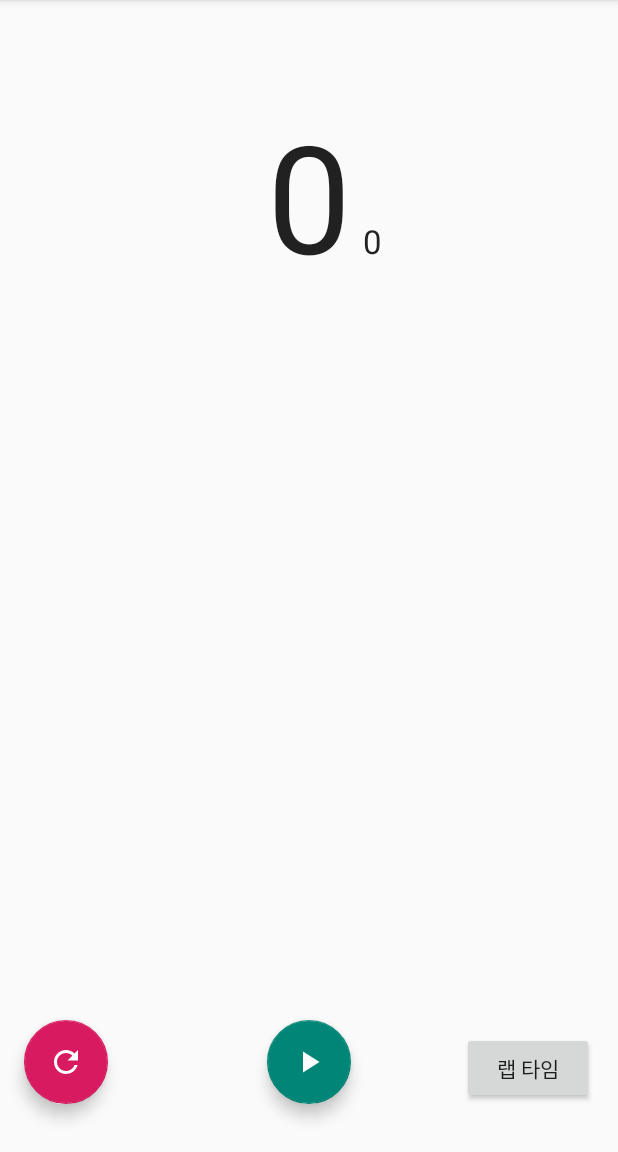
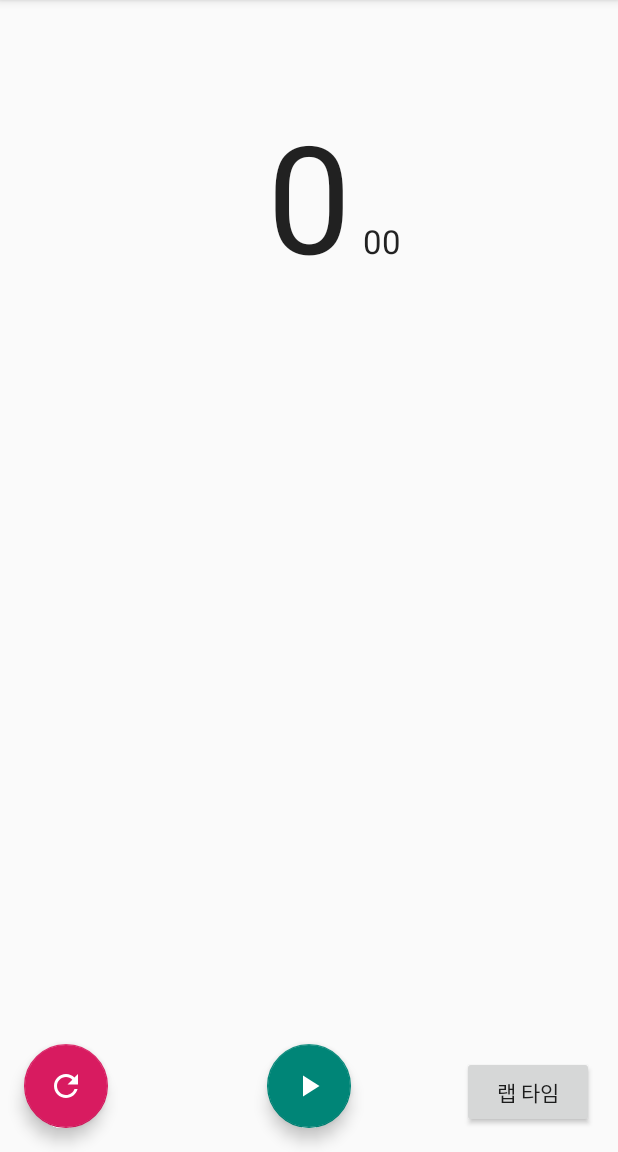
Before and after one commit to junsuk5/kotlin-android, an Android app: the screen it shows after launch (MainActivity), after a tap on an icon or button, on a phone screen of 412 x 824 dp, the part 84-1236 px from its top. Run offline under Robolectric (Android 15) with nearby library versions, the phone set to English and light mode, and no system bars; 1 other tap on this screen came first.

Commit message:
스톱워치 예제 수정

```diff
--- a/StopWatch/app/build.gradle
+++ b/StopWatch/app/build.gradle
@@ -25,8 +25,10 @@
 }
 
 dependencies {
+    implementation "org.jetbrains.anko:anko-commons:$anko_version"
+
     implementation fileTree(dir: 'libs', include: ['*.jar'])
-    implementation"org.jetbrains.kotlin:kotlin-stdlib-jdk7:$kotlin_version"
+    implementation "org.jetbrains.kotlin:kotlin-stdlib-jdk7:$kotlin_version"
     implementation 'com.android.support:appcompat-v7:27.1.1'
     implementation 'com.android.support.constraint:constraint-layout:1.1.0'
     implementation 'android.arch.lifecycle:extensions:1.1.1'
--- a/StopWatch/app/src/main/java/com/example/stopwatch/MainActivity.kt
+++ b/StopWatch/app/src/main/java/com/example/stopwatch/MainActivity.kt
@@ -48,20 +48,24 @@
 
         timerTask = timer(period = 10) {
             time++
+            val sec = time / 100
+            val milli = time % 100
             runOnUiThread {
-                hmTextView.text = "${time / 100}"
-                msTextView.text = "${time % 100}"
+                secTextView.text = "$sec"
+                milliTextView.text = "$milli"
             }
         }
     }
 
     private fun reset() {
         timerTask?.cancel()
+
+        // 모든 변수 초기화
         time = 0
         isRunning = false
         fab.setImageResource(R.drawable.ic_play_arrow_black_24dp)
-        hmTextView.text = "0"
-        msTextView.text = "00"
+        secTextView.text = "0"
+        milliTextView.text = "00"
 
         // 모든 랩타임을 제거
         lapLayout.removeAllViews()
--- a/StopWatch/app/src/main/res/layout/main_activity.xml
+++ b/StopWatch/app/src/main/res/layout/main_activity.xml
@@ -11,7 +11,7 @@
         android:id="@+id/fab"
         android:layout_width="wrap_content"
         android:layout_height="wrap_content"
-        android:layout_marginBottom="32dp"
+        android:layout_marginBottom="16dp"
         android:clickable="true"
         android:tint="@android:color/white"
         app:backgroundTint="@color/colorPrimary"
@@ -21,7 +21,7 @@
         app:srcCompat="@drawable/ic_play_arrow_black_24dp" />
 
     <TextView
-        android:id="@+id/hmTextView"
+        android:id="@+id/secTextView"
         android:layout_width="wrap_content"
         android:layout_height="wrap_content"
         android:text="0"
@@ -34,21 +34,21 @@
         app:layout_constraintVertical_bias="0.100000024" />
 
     <TextView
-        android:id="@+id/msTextView"
+        android:id="@+id/milliTextView"
         android:layout_width="wrap_content"
         android:layout_height="wrap_content"
         android:layout_marginStart="8dp"
         android:text="00"
         android:textAppearance="@style/TextAppearance.AppCompat.Large"
-        app:layout_constraintBaseline_toBaselineOf="@+id/hmTextView"
-        app:layout_constraintStart_toEndOf="@+id/hmTextView" />
+        app:layout_constraintBaseline_toBaselineOf="@+id/secTextView"
+        app:layout_constraintStart_toEndOf="@+id/secTextView" />
 
     <android.support.design.widget.FloatingActionButton
         android:id="@+id/resetFab"
         android:layout_width="wrap_content"
         android:layout_height="wrap_content"
         android:layout_marginStart="16dp"
-        android:layout_marginBottom="32dp"
+        android:layout_marginBottom="16dp"
         android:clickable="true"
         android:tint="@android:color/white"
         app:layout_constraintBottom_toBottomOf="parent"
@@ -58,14 +58,12 @@
     <ScrollView
         android:layout_width="wrap_content"
         android:layout_height="0dp"
-        android:layout_marginStart="16dp"
         android:layout_marginTop="8dp"
-        android:layout_marginEnd="16dp"
         android:layout_marginBottom="8dp"
         app:layout_constraintBottom_toTopOf="@+id/fab"
         app:layout_constraintEnd_toEndOf="parent"
         app:layout_constraintStart_toStartOf="parent"
-        app:layout_constraintTop_toBottomOf="@+id/hmTextView">
+        app:layout_constraintTop_toBottomOf="@+id/secTextView">
 
         <LinearLayout
             android:id="@+id/lapLayout"
@@ -79,7 +77,7 @@
         android:layout_width="wrap_content"
         android:layout_height="wrap_content"
         android:layout_marginEnd="16dp"
-        android:layout_marginBottom="32dp"
+        android:layout_marginBottom="16dp"
         android:text="랩 타임"
         app:layout_constraintBottom_toBottomOf="parent"
         app:layout_constraintEnd_toEndOf="parent" />
--- a/StopWatch/app/src/main/res/values/colors.xml
+++ b/StopWatch/app/src/main/res/values/colors.xml
@@ -2,5 +2,5 @@
 <resources>
     <color name="colorPrimary">#008577</color>
     <color name="colorPrimaryDark">#00574B</color>
-    <color name="colorAccent">#D81B60</color>
+    <color name="colorAccent">#d81b60</color>
 </resources>
```
